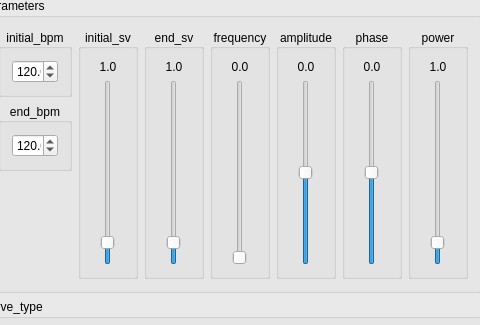
This is src/ui/mainwindow.ui in Eve-ning/reamber as Qt 5 draws it before an edit; both pictures show x 356 to 836 and y 109 to 434 of the 1082 by 641 pixel window. The edited form follows.
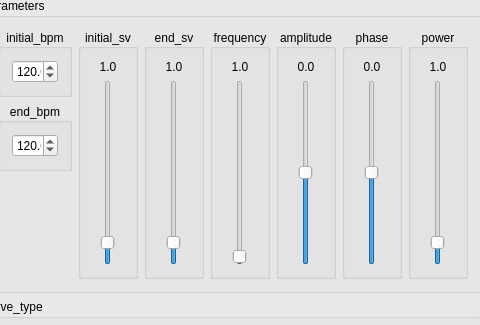
This is the edited form. The open tabs and pages were chosen to show the change. Custom widgets are drawn as their Qt base class.

Commit message: Adjust Frequency tick rate for easier snapping

What changed in the file:
```diff
--- a/src/ui/mainwindow.ui
+++ b/src/ui/mainwindow.ui
@@ -771,7 +771,7 @@
                     <item row="0" column="0">
                      <widget class="QLabel" name="tpf_freq_val">
                       <property name="text">
-                       <string>0.0</string>
+                       <string>1.0</string>
                       </property>
                       <property name="alignment">
                        <set>Qt::AlignCenter</set>
@@ -790,10 +790,16 @@
                        <number>0</number>
                       </property>
                       <property name="maximum">
-                       <number>10000</number>
+                       <number>200</number>
+                      </property>
+                      <property name="singleStep">
+                       <number>5</number>
+                      </property>
+                      <property name="pageStep">
+                       <number>5</number>
                       </property>
                       <property name="value">
-                       <number>0</number>
+                       <number>1</number>
                       </property>
                      </widget>
                     </item>
```
Left out of the diff: 2 changed lines with no effect on the pictures. The commit also changes 1 other file.
